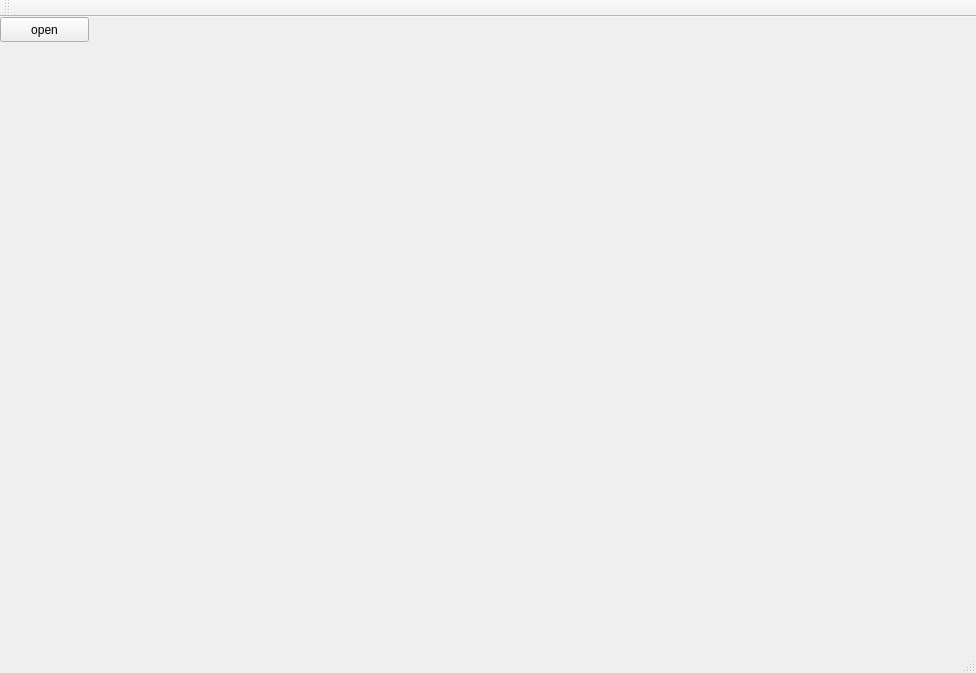
Before: the Qt Designer form view.ui in yang-han/GraphicsEditor, drawn with Qt 5.
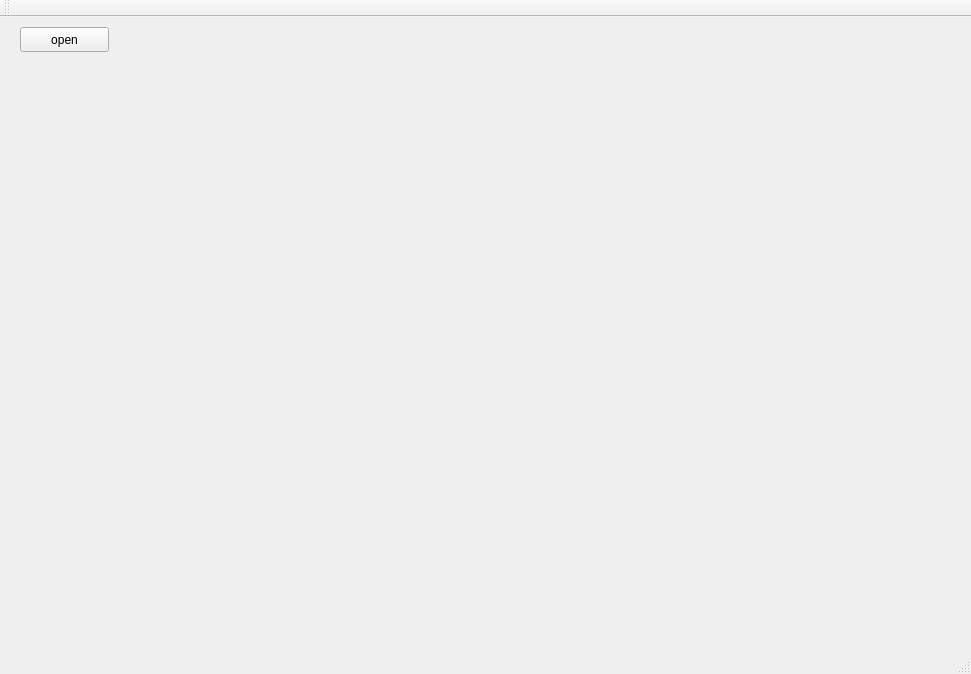
After: the same form once the commit is applied.

What changed in the file:
```diff
--- a/view.ui
+++ b/view.ui
@@ -6,8 +6,8 @@
    <rect>
     <x>0</x>
     <y>0</y>
-    <width>976</width>
-    <height>673</height>
+    <width>971</width>
+    <height>674</height>
    </rect>
   </property>
   <property name="windowTitle">
@@ -17,8 +17,8 @@
    <widget class="QPushButton" name="button_open">
     <property name="geometry">
      <rect>
-      <x>0</x>
-      <y>0</y>
+      <x>20</x>
+      <y>10</y>
       <width>89</width>
       <height>25</height>
      </rect>
@@ -31,9 +31,9 @@
     <property name="geometry">
      <rect>
       <x>20</x>
-      <y>56</y>
-      <width>931</width>
-      <height>521</height>
+      <y>40</y>
+      <width>891</width>
+      <height>571</height>
      </rect>
     </property>
     <property name="text">
```
Left out of the diff: 8 changed lines with no effect on the pictures.
